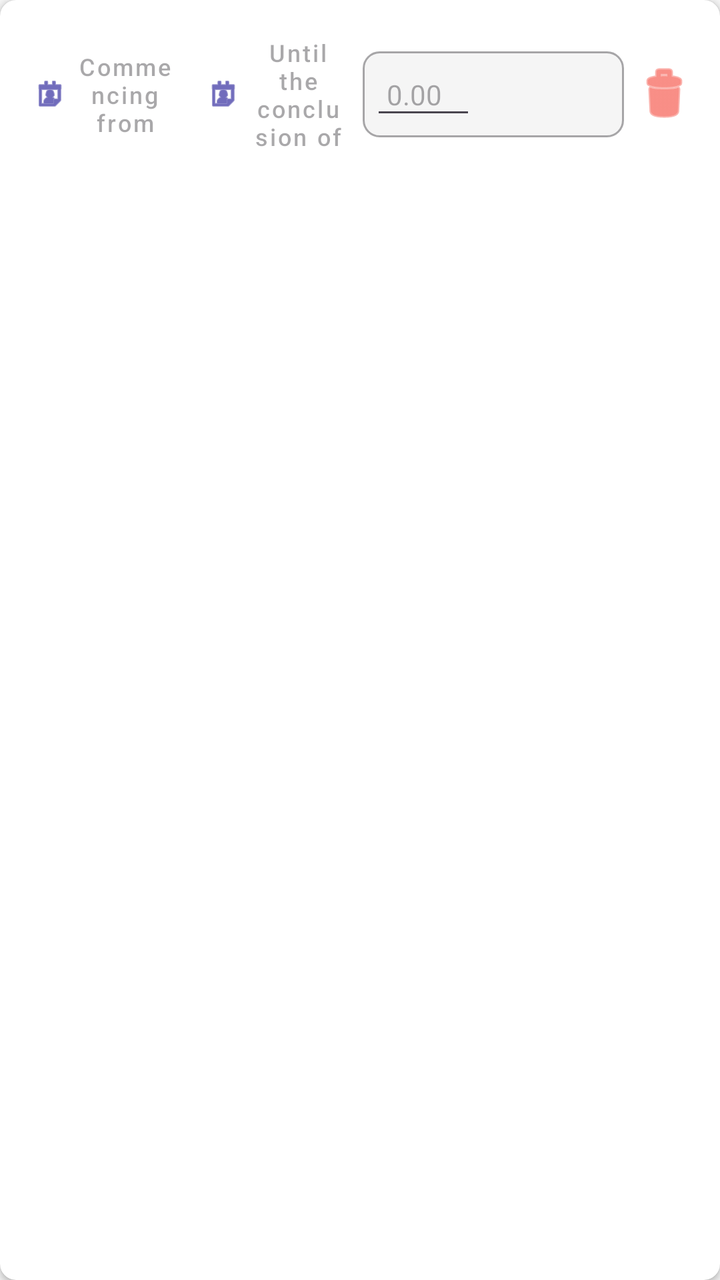
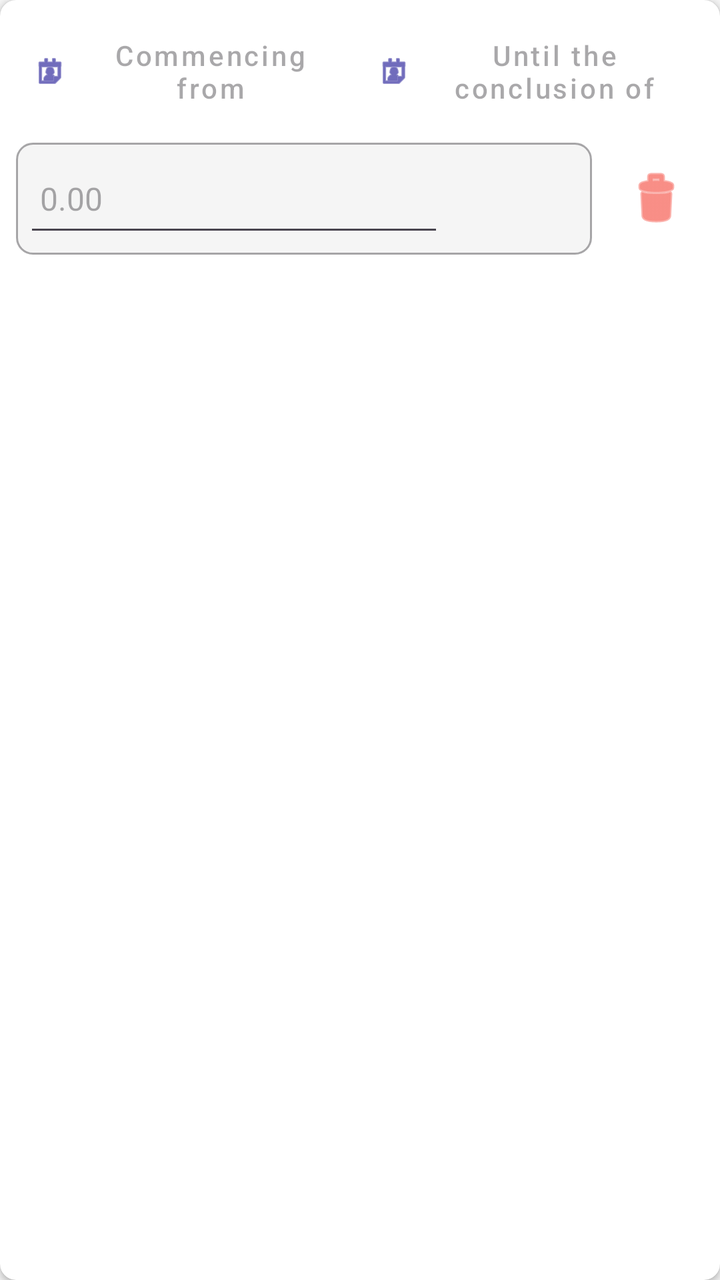

The first picture is an Android layout as it rendered before a commit; the second is the same layout after the commit. The layout source and the unified diff follow.
<!-- AndroidManifest.xml: application theme Theme.MiCasaEsTuCasa -->
<!-- res/layout/item_availability.xml -->
<?xml version="1.0" encoding="utf-8"?>
<androidx.cardview.widget.CardView
    xmlns:android="http://schemas.android.com/apk/res/android"
    xmlns:app="http://schemas.android.com/apk/res-auto"
    android:layout_width="match_parent"
    android:layout_height="wrap_content"
    android:layout_marginVertical="4dp"
    app:cardCornerRadius="8dp"
    app:cardElevation="2dp">

    <LinearLayout
        android:layout_width="match_parent"
        android:layout_height="wrap_content"
        android:orientation="horizontal"
        android:padding="8dp"
        android:gravity="center_vertical">

        <Button
            android:id="@+id/btnStartDate"
            style="@style/Widget.MaterialComponents.Button.TextButton"
            android:layout_width="0dp"
            android:layout_height="wrap_content"
            android:layout_weight="1"
            android:hint="@string/inizio"
            android:textSize="12sp"
            app:icon="@android:drawable/ic_menu_my_calendar" />

        <Button
            android:id="@+id/btnEndDate"
            style="@style/Widget.MaterialComponents.Button.TextButton"
            android:layout_width="0dp"
            android:layout_height="wrap_content"
            android:layout_weight="1"
            android:hint="@string/fine"
            android:textSize="12sp"
            app:icon="@android:drawable/ic_menu_my_calendar" />

        
        <LinearLayout
            android:layout_width="0dp"
            android:layout_height="wrap_content"
            android:layout_weight="1.5"
            android:orientation="horizontal"
            android:background="@drawable/edittext_background"
            android:padding="4dp">

            <EditText
                android:id="@+id/etPrice"
                android:layout_width="0dp"
                android:layout_height="wrap_content"
                android:layout_weight="1"
                android:hint="0.00"
                android:inputType="numberDecimal"
                android:padding="8dp"
                android:textSize="14sp" />

            <Spinner
                android:id="@+id/spinnerCurrency"
                android:layout_width="wrap_content"
                android:layout_height="wrap_content"
                android:minWidth="70dp"
                android:background="@null"
                android:spinnerMode="dropdown" />

        </LinearLayout>

        <ImageButton
            android:id="@+id/btnRemoveRow"
            android:layout_width="40dp"
            android:layout_height="40dp"
            android:background="?attr/selectableItemBackgroundBorderless"
            android:src="@android:drawable/ic_menu_delete"
            app:tint="@color/red" />

    </LinearLayout>
</androidx.cardview.widget.CardView>
<!-- resources referenced by this layout -->
<resources>
  <color name="red">#F44336</color>
  <!-- drawable edittext_background (drawable) -->
  <?xml version="1.0" encoding="utf-8"?>
  <shape xmlns:android="http://schemas.android.com/apk/res/android">
      <solid android:color="?android:attr/colorBackground"/>
      <stroke
          android:width="1dp"
          android:color="?android:attr/textColorHint"/>
      <corners android:radius="8dp"/>
  </shape>
  <string name="fine">Until the conclusion of</string>
  <string name="inizio">Commencing from</string>
  <style name="Theme.MiCasaEsTuCasa" parent="Base.Theme.MiCasaEsTuCasa" />
  <style name="Base.Theme.MiCasaEsTuCasa" parent="Theme.Material3.DayNight.NoActionBar">
          
          <item name="colorPrimary">@color/primary</item>
          <item name="colorPrimaryVariant">@color/primary_dark</item>
          <item name="colorOnPrimary">@color/white</item>
  
          
          <item name="colorSecondary">@color/secondary</item>
          <item name="colorSecondaryVariant">@color/secondary_dark</item>
          <item name="colorOnSecondary">@color/black</item>
  
          
          <item name="android:colorBackground">@color/backgroundColor</item>
          <item name="colorSurface">@color/white</item>
          <item name="colorError">@color/red</item>
  
          
          <item name="android:statusBarColor">@color/primary_dark</item>
          <item name="android:navigationBarColor">@color/primary_dark</item>
      </style>
  <color name="primary">#120A8F</color>
  <color name="primary_dark">#001226</color>
  <color name="white">#FFFFFF</color>
  <color name="secondary">#FF9F1C</color>
  <color name="secondary_dark">#E08A00</color>
  <color name="black">#000000</color>
  <color name="backgroundColor">#F5F5F5</color>
</resources>

<!-- the commit's change to res/layout/item_availability.xml (unified diff, before → after) -->
@@ -8,41 +8,49 @@
     app:cardCornerRadius="8dp"
     app:cardElevation="2dp">
 
-    <LinearLayout
+    <androidx.constraintlayout.widget.ConstraintLayout
         android:layout_width="match_parent"
         android:layout_height="wrap_content"
-        android:orientation="horizontal"
-        android:padding="8dp"
-        android:gravity="center_vertical">
+        android:padding="8dp">
 
         <Button
             android:id="@+id/btnStartDate"
             style="@style/Widget.MaterialComponents.Button.TextButton"
             android:layout_width="0dp"
             android:layout_height="wrap_content"
-            android:layout_weight="1"
             android:hint="@string/inizio"
-            android:textSize="12sp"
-            app:icon="@android:drawable/ic_menu_my_calendar" />
+            android:textSize="14sp"
+            app:icon="@android:drawable/ic_menu_my_calendar"
+            app:layout_constraintEnd_toStartOf="@+id/btnEndDate"
+            app:layout_constraintStart_toStartOf="parent"
+            app:layout_constraintTop_toTopOf="parent" />
 
         <Button
             android:id="@+id/btnEndDate"
             style="@style/Widget.MaterialComponents.Button.TextButton"
             android:layout_width="0dp"
             android:layout_height="wrap_content"
-            android:layout_weight="1"
             android:hint="@string/fine"
-            android:textSize="12sp"
-            app:icon="@android:drawable/ic_menu_my_calendar" />
+            android:textSize="14sp"
+            app:icon="@android:drawable/ic_menu_my_calendar"
+            app:layout_constraintEnd_toEndOf="parent"
+            app:layout_constraintStart_toEndOf="@+id/btnStartDate"
+            app:layout_constraintTop_toTopOf="parent" />
 
-        
         <LinearLayout
+            android:id="@+id/priceContainer"
             android:layout_width="0dp"
             android:layout_height="wrap_content"
-            android:layout_weight="1.5"
+            android:layout_marginTop="8dp"
+            android:layout_marginEnd="8dp"
+            android:background="@drawable/edittext_background"
+            android:gravity="center_vertical"
             android:orientation="horizontal"
-            android:background="@drawable/edittext_background"
-            android:padding="4dp">
+            android:padding="4dp"
+            app:layout_constraintBottom_toBottomOf="parent"
+            app:layout_constraintEnd_toStartOf="@+id/btnRemoveRow"
+            app:layout_constraintStart_toStartOf="parent"
+            app:layout_constraintTop_toBottomOf="@+id/btnStartDate">
 
             <EditText
                 android:id="@+id/etPrice"
@@ -51,26 +59,32 @@
                 android:layout_weight="1"
                 android:hint="0.00"
                 android:inputType="numberDecimal"
+                android:minHeight="48dp"
                 android:padding="8dp"
-                android:textSize="14sp" />
+                android:textSize="16sp" />
 
             <Spinner
                 android:id="@+id/spinnerCurrency"
                 android:layout_width="wrap_content"
                 android:layout_height="wrap_content"
+                android:background="@null"
+                android:minHeight="48dp"
                 android:minWidth="70dp"
-                android:background="@null"
                 android:spinnerMode="dropdown" />
 
         </LinearLayout>
 
         <ImageButton
             android:id="@+id/btnRemoveRow"
-            android:layout_width="40dp"
-            android:layout_height="40dp"
+            android:layout_width="48dp"
+            android:layout_height="48dp"
             android:background="?attr/selectableItemBackgroundBorderless"
+            android:contentDescription="@string/elimina"
             android:src="@android:drawable/ic_menu_delete"
+            app:layout_constraintBottom_toBottomOf="@+id/priceContainer"
+            app:layout_constraintEnd_toEndOf="parent"
+            app:layout_constraintTop_toTopOf="@+id/priceContainer"
             app:tint="@color/red" />
 
-    </LinearLayout>
+    </androidx.constraintlayout.widget.ConstraintLayout>
 </androidx.cardview.widget.CardView>
<!-- resource entries referenced after the edit -->
@@ -10,6 +10,7 @@
           android:color="?android:attr/textColorHint"/>
       <corners android:radius="8dp"/>
   </shape>
+  <string name="elimina">Expunge</string>
   <string name="fine">Until the conclusion of</string>
   <string name="inizio">Commencing from</string>
   <style name="Theme.MiCasaEsTuCasa" parent="Base.Theme.MiCasaEsTuCasa" />
